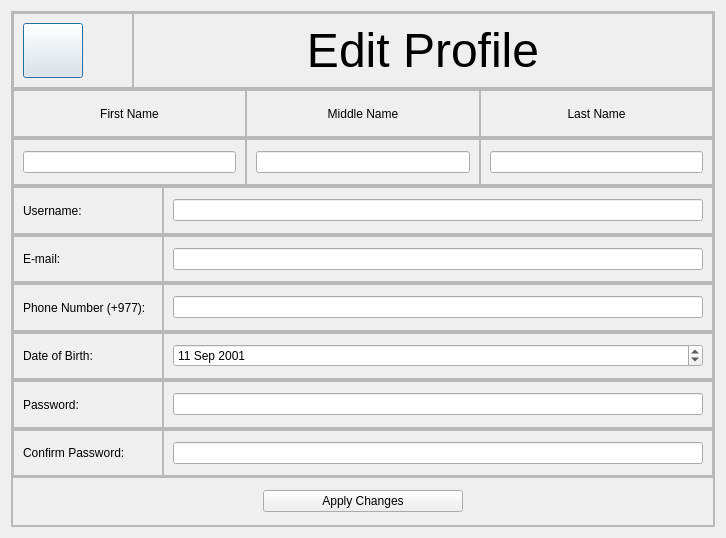
Old version of the form editprofile.ui in the repository aavashlamichhane/LibMan.
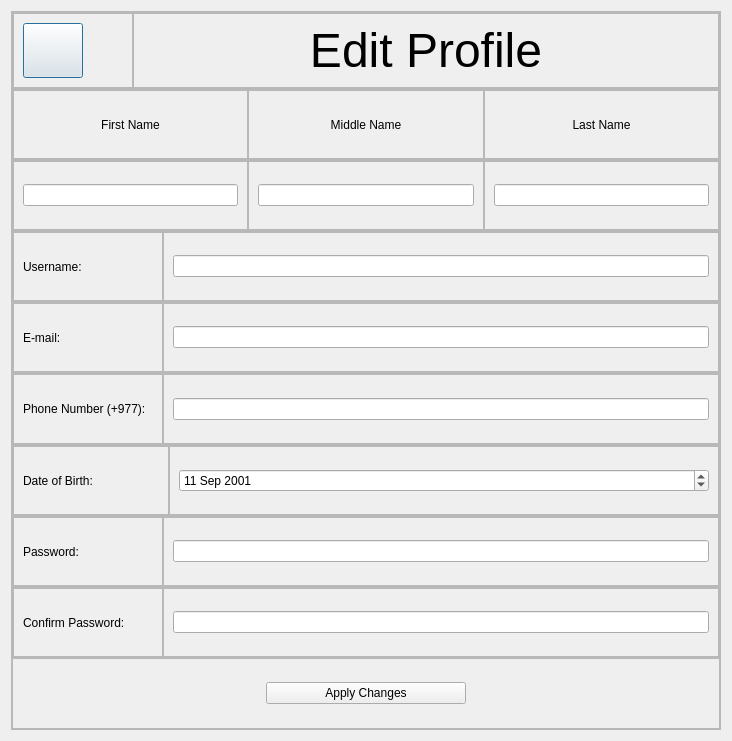
New version of the form. Icons and pictures are not drawn.

```diff
--- a/editprofile.ui
+++ b/editprofile.ui
@@ -6,8 +6,8 @@
    <rect>
     <x>0</x>
     <y>0</y>
-    <width>713</width>
-    <height>538</height>
+    <width>732</width>
+    <height>741</height>
    </rect>
   </property>
   <property name="windowTitle">
```
